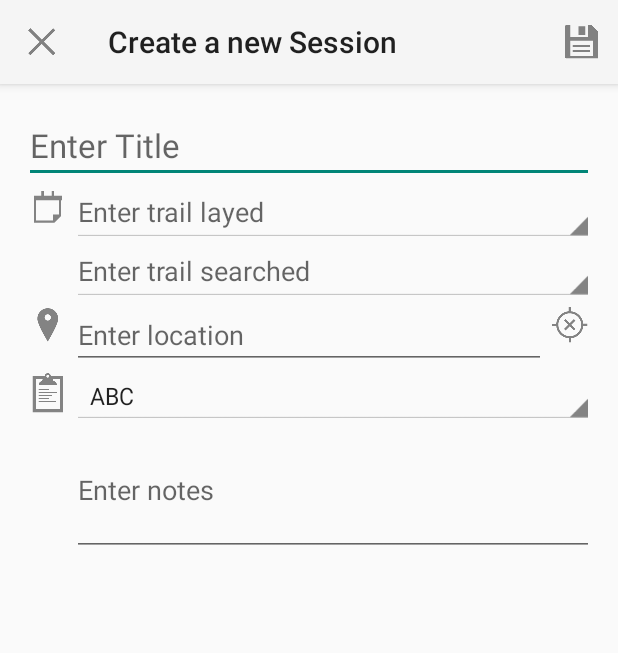
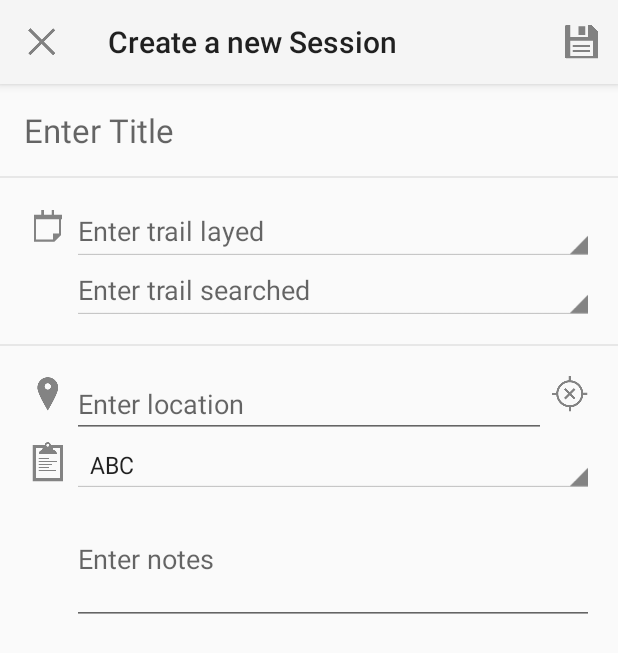
Before and after one commit to wildsau/dogtrailing, an Android app: the EditSessionActivity screen opened directly, with no data from a screen before it, on a phone screen of 412 x 824 dp. Shown: the top 653 px of the screen. Run offline under Robolectric (Android 15) with nearby library versions, the phone set to English and light mode, and no system bars.

Commit message:
dogtrailing-2 Create Session Dialog
Improved Layout

```diff
--- a/app/src/main/res/layout/activity_edit_session.xml
+++ b/app/src/main/res/layout/activity_edit_session.xml
@@ -2,24 +2,36 @@
     xmlns:tools="http://schemas.android.com/tools"
     android:layout_width="match_parent"
     android:layout_height="match_parent"
-    android:paddingBottom="@dimen/activity_vertical_margin"
-    android:paddingLeft="@dimen/activity_horizontal_margin"
-    android:paddingTop="@dimen/activity_vertical_margin"
-    android:paddingRight="@dimen/activity_horizontal_margin"
+    android:orientation="vertical"
     tools:context="de.wildsau.dogtrailing.edit.EditSessionActivity">
 
+    <EditText
+        android:id="@+id/session_title_edit"
+        android:hint="@string/enter_session_title"
+        android:textAppearance="?android:attr/textAppearanceLarge"
+        android:layout_width="match_parent"
+        android:layout_height="wrap_content"
+        android:background="@android:color/transparent"
+        android:paddingBottom="@dimen/activity_vertical_margin"
+        android:paddingLeft="@dimen/activity_horizontal_margin"
+        android:paddingTop="@dimen/activity_vertical_margin"
+        android:paddingRight="@dimen/activity_horizontal_margin" />
+
+    <View
+        android:layout_height="1dp"
+        android:layout_width="match_parent"
+        android:background="@android:drawable/divider_horizontal_bright" />
+
+
     <GridLayout
+        android:paddingBottom="@dimen/activity_vertical_margin"
+        android:paddingLeft="@dimen/activity_horizontal_margin"
+        android:paddingTop="@dimen/activity_vertical_margin"
+        android:paddingRight="@dimen/activity_horizontal_margin"
         android:layout_width="match_parent"
         android:layout_height="wrap_content"
         android:columnCount="2"
         android:orientation="horizontal">
-
-        <EditText
-            android:id="@+id/session_title_edit"
-            android:hint="@string/enter_session_title"
-            android:textAppearance="?android:attr/textAppearanceLarge"
-            android:layout_gravity="fill_horizontal"
-            android:layout_columnSpan="2" />
 
         <ImageView
             android:layout_gravity="center_horizontal|top"
@@ -41,8 +53,24 @@
             android:hint="@string/enter_searched"
             android:onClick="showDateTimePickerDialog"
             style="@style/PickerEditText" />
+    </GridLayout>
 
-        <ImageView
+    <View
+        android:layout_height="1dp"
+        android:layout_width="match_parent"
+        android:background="@android:drawable/divider_horizontal_bright" />
+
+    <GridLayout
+        android:paddingBottom="@dimen/activity_vertical_margin"
+        android:paddingLeft="@dimen/activity_horizontal_margin"
+        android:paddingTop="@dimen/activity_vertical_margin"
+        android:paddingRight="@dimen/activity_horizontal_margin"
+        android:layout_width="match_parent"
+        android:layout_height="wrap_content"
+        android:columnCount="2"
+        android:orientation="horizontal">
+
+    <ImageView
             android:layout_width="wrap_content"
             android:layout_height="wrap_content"
             android:layout_gravity="center_horizontal|top"
```
